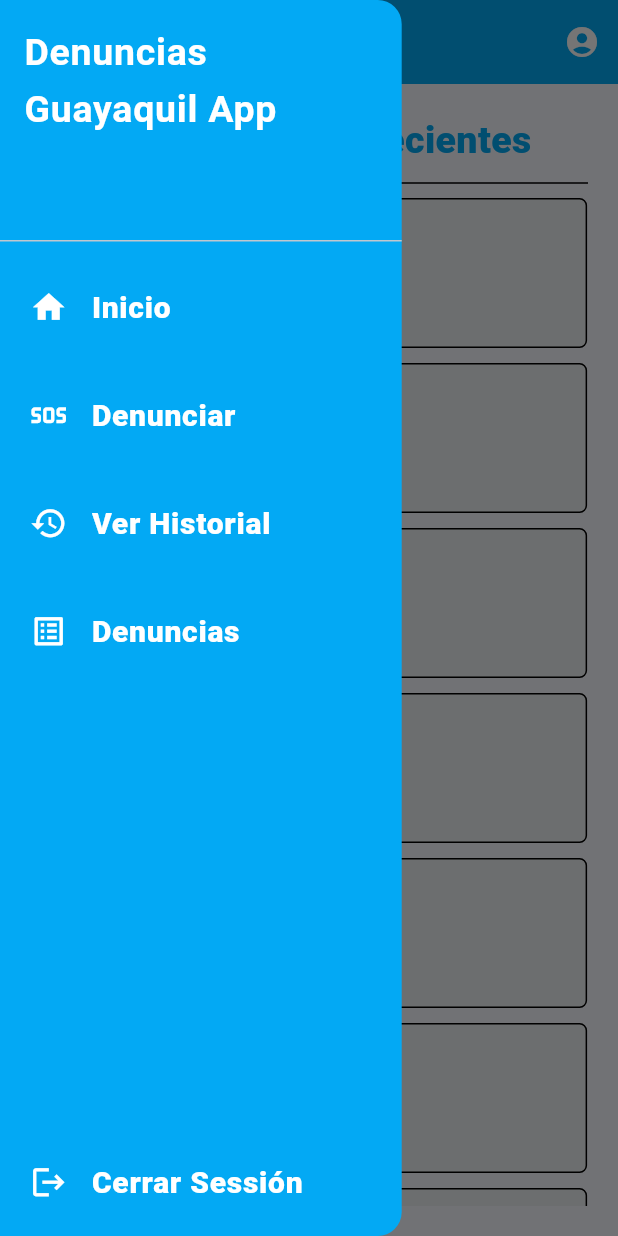
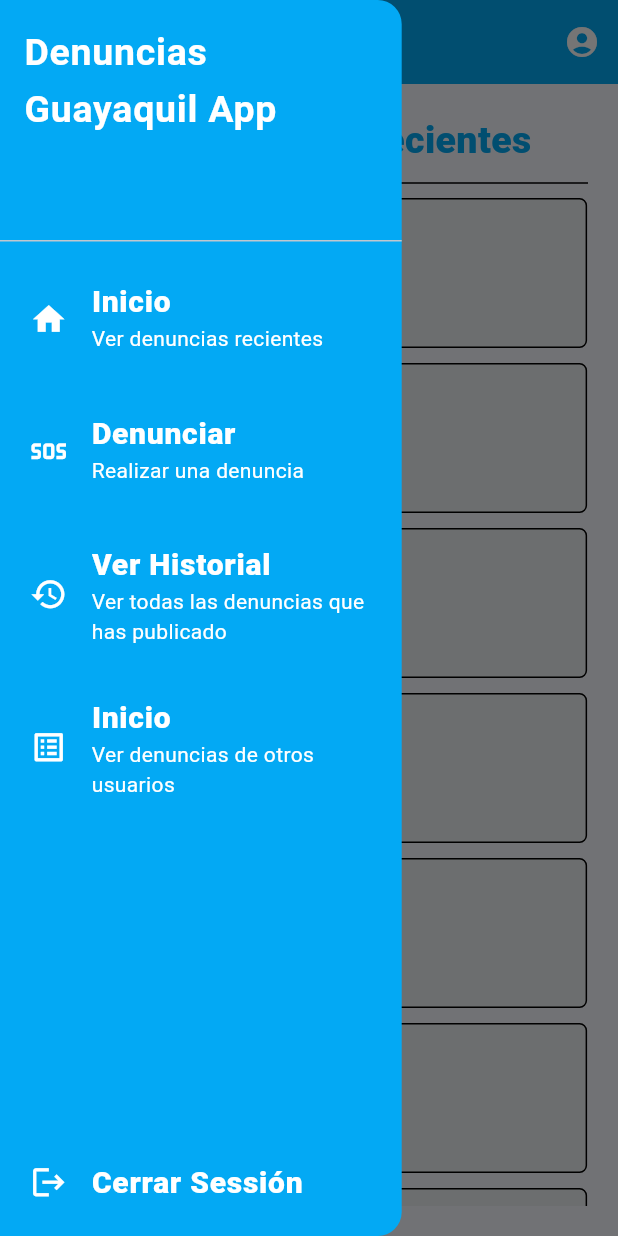
Before and after one commit to VivianaVelasco/ProyectoDenuncias, a Flutter app: the screen it shows after launch, with the side drawer open, on a phone screen of 412 x 824 dp. Run offline on Flutter 3.47's test engine with Material 2 defaults, Android fonts, the phone set to English and light mode, and no system bars.

Commit message:
fixing sidenav

```diff
--- /dev/null
+++ b/denunciasapp/lib/config/menu/menu_item.dart
@@ -0,0 +1,37 @@
+import 'package:flutter/material.dart';
+
+class MenuItem {
+  final String title;
+  final String subTitle;
+  final String link;
+  final IconData iconData;
+
+  const MenuItem(
+      {required this.title,
+      required this.subTitle,
+      required this.link,
+      required this.iconData});
+}
+
+const appMenusItems = <MenuItem>[
+  MenuItem(
+      title: "Inicio",
+      subTitle: "Ver denuncias recientes",
+      link: "/",
+      iconData: Icons.home),
+  MenuItem(
+      title: "Denunciar",
+      subTitle: "Realizar una denuncia",
+      link: "/",
+      iconData: Icons.sos_outlined),
+  MenuItem(
+      title: "Ver Historial",
+      subTitle: "Ver todas las denuncias que has publicado",
+      link: "/",
+      iconData: Icons.history),
+  MenuItem(
+      title: "Inicio",
+      subTitle: "Ver denuncias de otros usuarios",
+      link: "/",
+      iconData: Icons.list_alt)
+];
--- a/denunciasapp/lib/presentation/app/sidenav.dart
+++ b/denunciasapp/lib/presentation/app/sidenav.dart
@@ -1,3 +1,4 @@
+import 'package:denunciasapp/config/menu/menu_item.dart';
 import 'package:denunciasapp/presentation/app/sidenav_item.dart';
 import 'package:flutter/material.dart';
 
@@ -7,6 +8,7 @@ class SideNavDrawer extends StatelessWidget {
   @override
   Widget build(BuildContext context) {
     // final colorTheme = Theme.of(context).colorScheme;
+
     final size = MediaQuery.of(context).size;
     return SizedBox(
       width: (size.width * 0.65),
@@ -15,27 +17,29 @@ class SideNavDrawer extends StatelessWidget {
           child: SafeArea(
             child: Column(
               children: [
+                const DrawerHeader(
+                    child: Text("Denuncias Guayaquil App",
+                        style: TextStyle(
+                            color: Colors.white,
+                            fontSize: 25,
+                            fontWeight: FontWeight.bold))),
                 Expanded(
-                  child: ListView(
+                  child: ListView.builder(
                     padding: EdgeInsets.zero,
-                    children: const <Widget>[
-                      DrawerHeader(
-                          child: Text("Denuncias Guayaquil App",
-                              style: TextStyle(
-                                  color: Colors.white,
-                                  fontSize: 25,
-                                  fontWeight: FontWeight.bold))),
-                      SideNavItem(
-                        icon: Icons.home,
-                        title: "Inicio",
-                      ),
-                      SideNavItem(icon: Icons.sos_outlined, title: "Denunciar"),
-                      SideNavItem(icon: Icons.history, title: "Ver Historial"),
-                      SideNavItem(icon: Icons.list_alt, title: "Denuncias"),
-                    ],
+                    itemCount: appMenusItems.length,
+                    itemBuilder: (context, index) {
+                      final icon = appMenusItems[index].iconData;
+                      final title = appMenusItems[index].title;
+                      final subTitle = appMenusItems[index].subTitle;
+                      return SideNavItem(
+                          icon: icon, title: title, subtitle: subTitle);
+                    },
                   ),
                 ),
-                const SideNavItem(icon: Icons.logout, title: "Cerrar Sessión")
+                const SideNavItem(
+                  icon: Icons.logout,
+                  title: "Cerrar Sessión",
+                )
               ],
             ),
           )),
--- a/denunciasapp/lib/presentation/app/sidenav_item.dart
+++ b/denunciasapp/lib/presentation/app/sidenav_item.dart
@@ -3,10 +3,15 @@ import 'package:flutter/material.dart';
 class SideNavItem extends StatelessWidget {
   final IconData icon;
   final String title;
+  final String? subtitle;
   final VoidCallback? onTap;
 
   const SideNavItem(
-      {super.key, required this.icon, this.onTap, required this.title});
+      {super.key,
+      required this.icon,
+      this.onTap,
+      required this.title,
+      this.subtitle});
 
   @override
   Widget build(BuildContext context) {
@@ -22,6 +27,9 @@ class SideNavItem extends StatelessWidget {
         style: const TextStyle(
             color: Colors.white, fontSize: 20, fontWeight: FontWeight.w900),
       ),
+      subtitle: subtitle != null
+          ? Text(subtitle ?? "", style: const TextStyle(color: Colors.white))
+          : null,
       onTap: onTap,
     );
   }
```
Also changed, not shown: denunciasapp/lib/presentation/screens/crear_denuncias.dart (added), denunciasapp/lib/presentation/screens/denuncias_screen.dart (added), denunciasapp/lib/presentation/screens/history_denuncias.dart (added).
